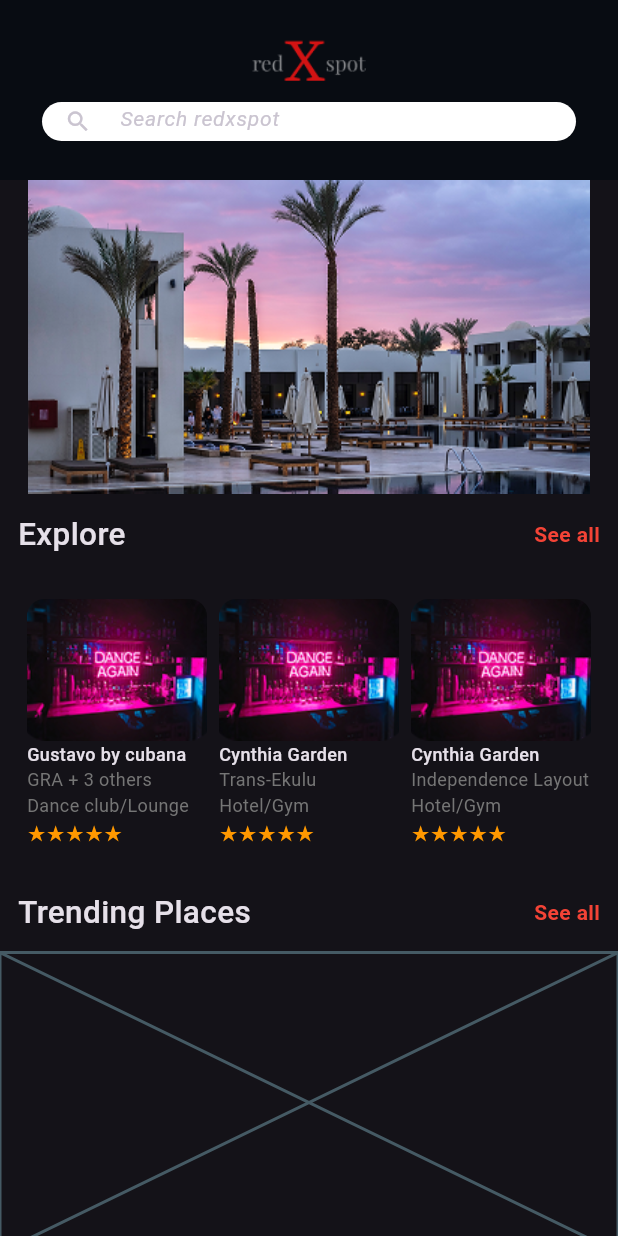
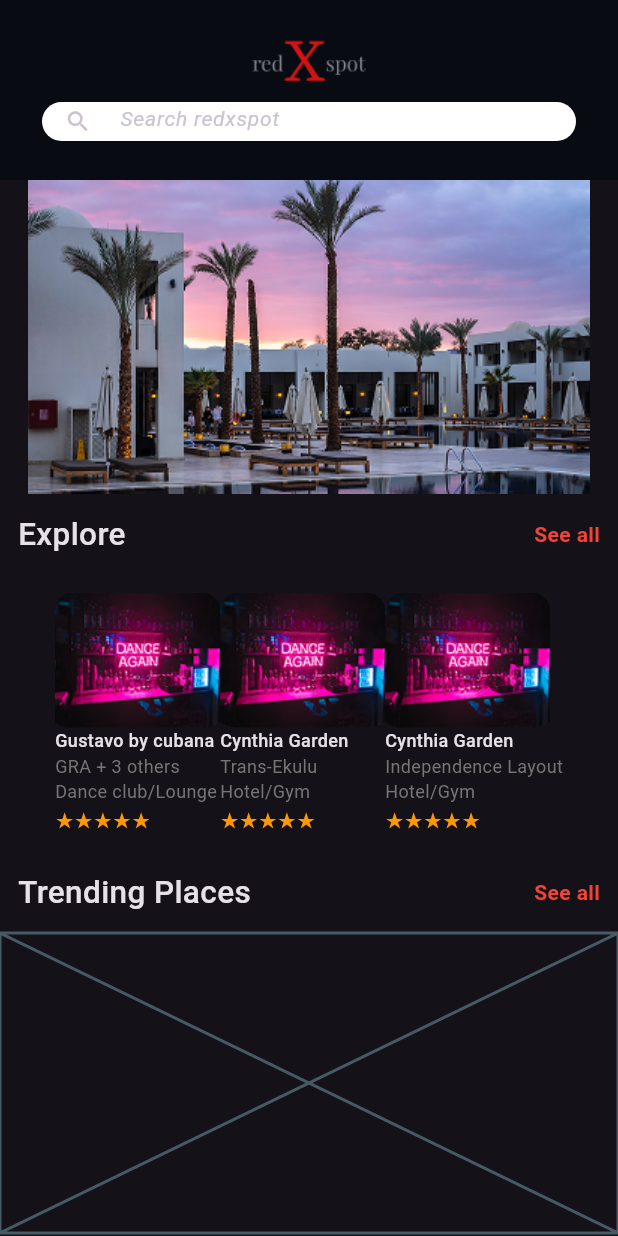
Before and after one commit to Akay74/Redxspot, a Flutter app: the screen it shows after launch, on a phone screen of 412 x 824 dp. Run offline on Flutter 3.47's test engine with Material 3 defaults, Android fonts, the phone set to English and light mode, and no system bars.

Commit message:
💄 update image dimensions

```diff
--- a/lib/widgets/place_card.dart
+++ b/lib/widgets/place_card.dart
@@ -20,6 +20,7 @@ class PlaceCard extends StatelessWidget {
   Widget build(BuildContext context) {
     return Card(
       elevation: 0,
+      margin: EdgeInsets.all(0),
       color: Colors.transparent,
       child: Column(
         crossAxisAlignment: CrossAxisAlignment.start,
@@ -29,8 +30,8 @@ class PlaceCard extends StatelessWidget {
             borderRadius: BorderRadius.vertical(top: Radius.circular(12)),
             child: Image.asset(
               image,
-              height: 95,
-              width: 120,
+              height: 90,
+              width: 110,
               fit: BoxFit.cover,
             ),
           ),
```
